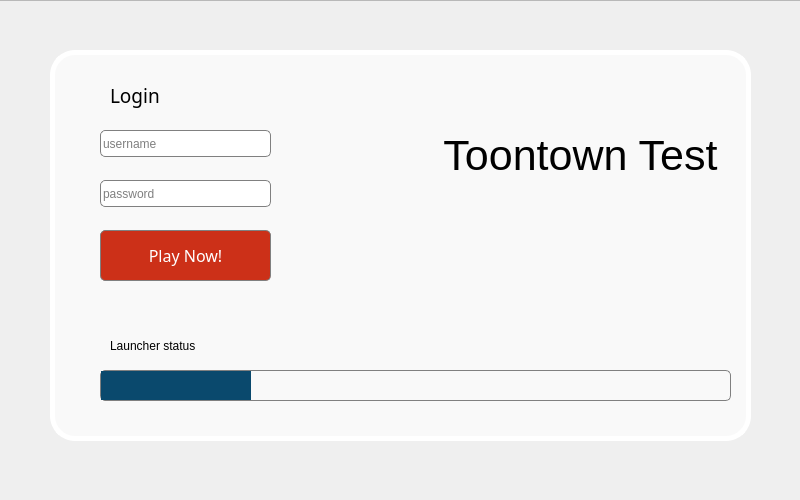
First picture: the form in launcher_interface.ui, repository nate97/Launcher, before the edit.
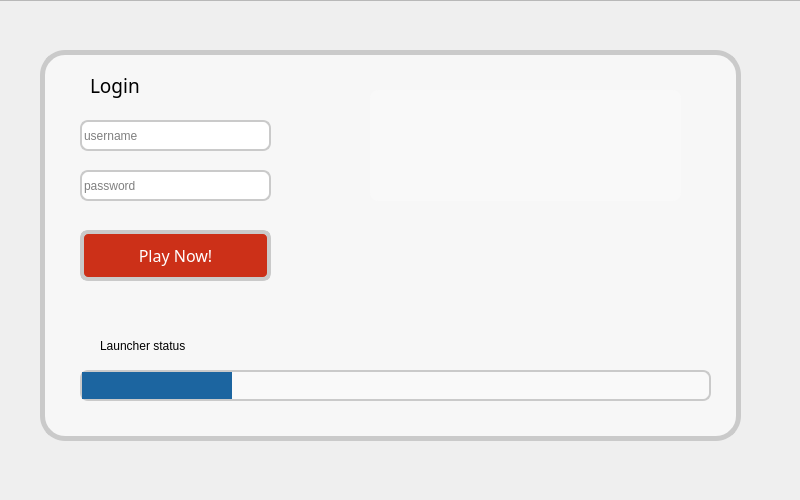
Second picture: the form after the edit. Icons and pictures are not drawn.

```diff
--- a/launcher_interface.ui
+++ b/launcher_interface.ui
@@ -41,10 +41,10 @@
    <widget class="QFrame" name="bg">
     <property name="geometry">
      <rect>
-      <x>-10</x>
+      <x>-20</x>
       <y>0</y>
-      <width>821</width>
-      <height>501</height>
+      <width>831</width>
+      <height>511</height>
      </rect>
     </property>
     <property name="frameShape">
@@ -64,10 +64,10 @@
      </property>
      <property name="styleSheet">
       <string notr="true">background: #f9f9f9;
+background-color: rgba(249,249,249, 0.82);
 border-radius: 25;
-border: 5px solid white;
-padding: 5px;
-</string>
+border: 5px solid #cacaca;
+padding: 5px;</string>
      </property>
      <property name="frameShape">
       <enum>QFrame::NoFrame</enum>
@@ -81,16 +81,16 @@
      <widget class="QLineEdit" name="pass_input">
       <property name="geometry">
        <rect>
-        <x>50</x>
-        <y>130</y>
-        <width>171</width>
-        <height>27</height>
+        <x>40</x>
+        <y>120</y>
+        <width>191</width>
+        <height>31</height>
        </rect>
       </property>
       <property name="styleSheet">
        <string notr="true">background: white;
-border-radius: 5;
-border: 1px solid grey;
+border-radius: 8;
+border: 2px solid #cacaca;
 padding: 0px;
 font: 12pt &quot;Arial&quot;;</string>
       </property>
@@ -104,16 +104,16 @@
      <widget class="QLineEdit" name="user_input">
       <property name="geometry">
        <rect>
-        <x>50</x>
-        <y>80</y>
-        <width>171</width>
-        <height>27</height>
+        <x>40</x>
+        <y>70</y>
+        <width>191</width>
+        <height>31</height>
        </rect>
       </property>
       <property name="styleSheet">
        <string notr="true">background: white;
-border-radius: 5;
-border: 1px solid grey;
+border-radius: 8;
+border: 2px solid #cacaca;
 padding: 0px;
 font: 12pt &quot;Arial&quot;;</string>
       </property>
@@ -130,9 +130,9 @@
      <widget class="QLabel" name="launcher_state">
       <property name="geometry">
        <rect>
-        <x>60</x>
-        <y>30</y>
-        <width>321</width>
+        <x>50</x>
+        <y>20</y>
+        <width>361</width>
         <height>31</height>
        </rect>
       </property>
@@ -146,7 +146,8 @@
        </font>
       </property>
       <property name="styleSheet">
-       <string notr="true">border-radius: 5;
+       <string notr="true">background-color: rgba(249,249,249, 0);
+border-radius: 5;
 border: 0px solid #ffffff;
 padding: 0px;
 font: 14pt &quot;Anton&quot;;</string>
@@ -165,7 +166,8 @@
        </rect>
       </property>
       <property name="styleSheet">
-       <string notr="true">border-radius: 0;
+       <string notr="true">background-color: rgba(249,249,249, 0);
+border-radius: 0;
 border: 0px solid #ffffff;
 padding: 0px;
 font: 14pt &quot;Anton&quot;;</string>
@@ -180,7 +182,7 @@
       </property>
       <property name="geometry">
        <rect>
-        <x>50</x>
+        <x>40</x>
         <y>320</y>
         <width>631</width>
         <height>31</height>
@@ -191,14 +193,15 @@
       </property>
       <property name="styleSheet">
        <string notr="true">QProgressBar:horizontal {
-border-radius: 5;
-border: 1px solid grey;
+background-color: rgba(249,249,249, 1);
+border-radius: 8;
+border: 2px solid #cacaca;
 padding: 0px;
 }
 
 
 QProgressBar::chunk:horizontal {
-background: #0a496d;
+background-color: #1c65a0;
 }</string>
       </property>
       <property name="value">
@@ -223,9 +226,9 @@
       </property>
       <property name="geometry">
        <rect>
-        <x>50</x>
+        <x>40</x>
         <y>180</y>
-        <width>171</width>
+        <width>191</width>
         <height>51</height>
        </rect>
       </property>
@@ -245,12 +248,14 @@
        <string notr="true">QPushButton { 
     color: white;
     background: #cc3018;
-    border-radius: 5;
-    border: 1px solid grey;
+    border-radius: 8;
+    border: 4px solid #cacaca;
     padding: 0px;
 	font: 12pt &quot;Bowlby One SC&quot;;
 }
 
+
+
 QPushButton:hover { 
     background: #dd3d23;
 }</string>
@@ -268,33 +273,21 @@
      <widget class="QLabel" name="LOGO">
       <property name="geometry">
        <rect>
-        <x>390</x>
-        <y>60</y>
-        <width>281</width>
-        <height>91</height>
+        <x>330</x>
+        <y>40</y>
+        <width>311</width>
+        <height>111</height>
        </rect>
       </property>
-      <property name="font">
-       <font>
-        <pointsize>32</pointsize>
-       </font>
-      </property>
-      <property name="layoutDirection">
-       <enum>Qt::LeftToRight</enum>
-      </property>
       <property name="styleSheet">
-       <string notr="true">border-radius: 5;
-border: 0px solid #ffffff;
+       <string notr="true">background: url(:/images/images/logo_plain_sampled.png);
+background-repeat: no-repeat;
+border-radius: 8;
+border: 0px solid #cacaca;
 padding: 0px;</string>
       </property>
       <property name="text">
-       <string>Toontown Test</string>
-      </property>
-      <property name="alignment">
-       <set>Qt::AlignCenter</set>
-      </property>
-      <property name="wordWrap">
-       <bool>true</bool>
+       <string/>
       </property>
      </widget>
     </widget>
```
Left out of the diff: 4 changed lines with no effect on the pictures.
